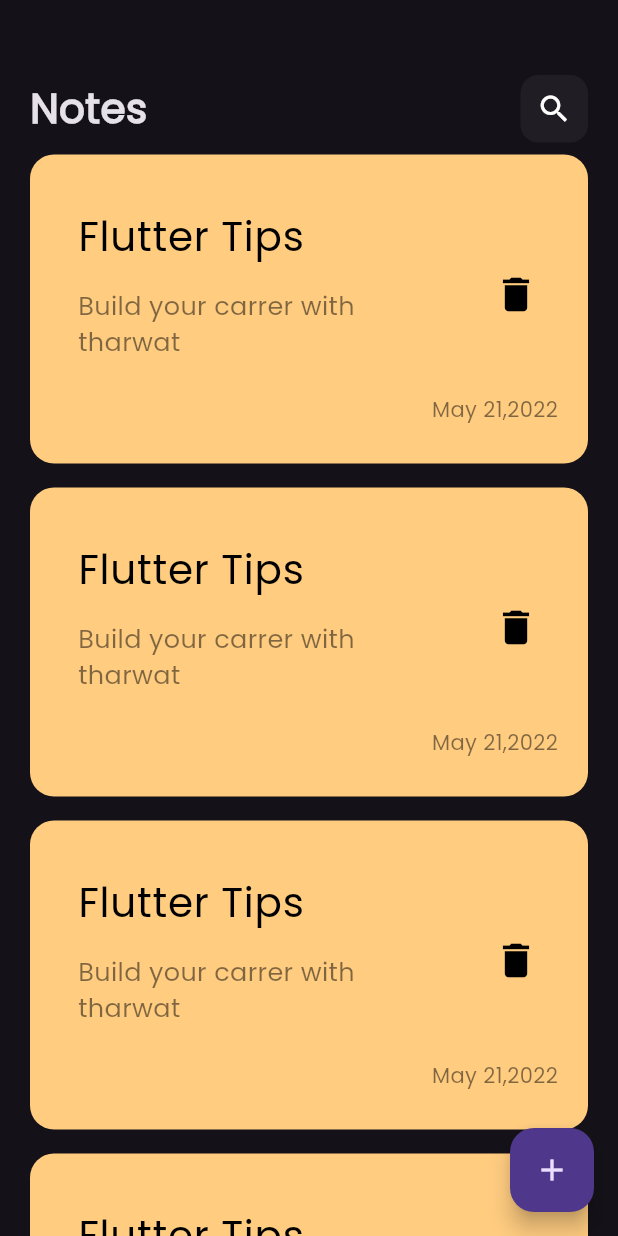
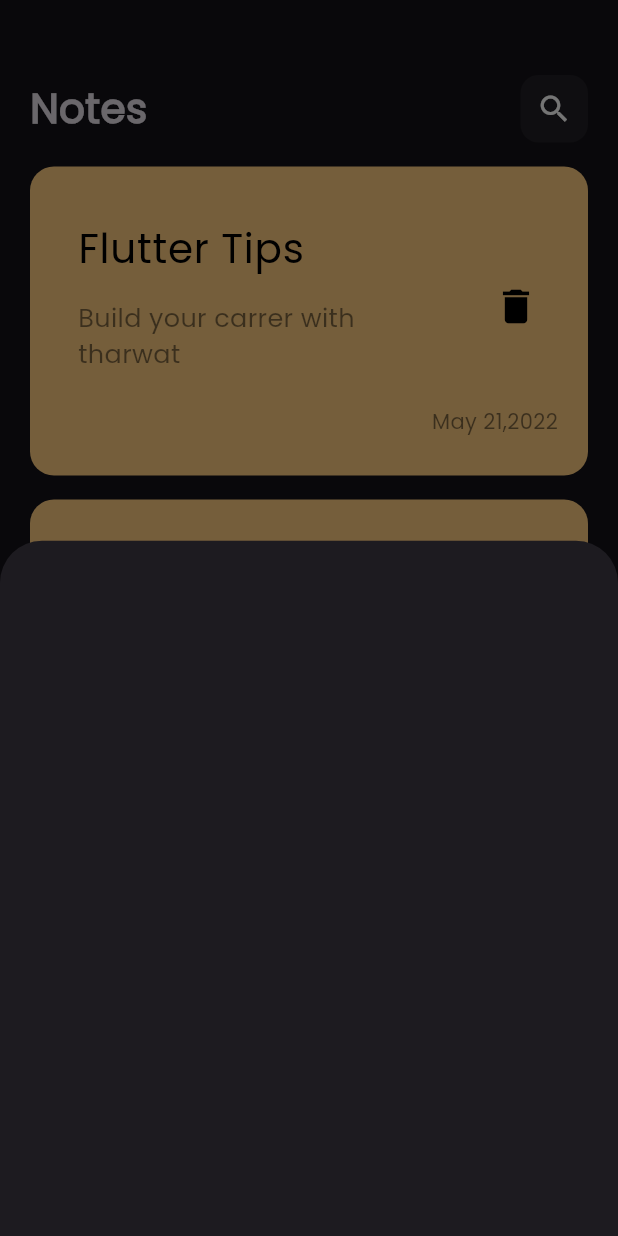
Before and after one commit to mostafaelsayed015542-afk/notes_app, a Flutter app: the screen it shows after launch, after a tap on the "add" icon, on a phone screen of 412 x 824 dp. Run offline on Flutter 3.47's test engine with Material 3 defaults, Android fonts, the phone set to English and light mode, and no system bars.

Commit message:
add borderradius to floatingActionButton

```diff
--- a/lib/screens/home_page.dart
+++ b/lib/screens/home_page.dart
@@ -1,4 +1,5 @@
 import 'package:flutter/material.dart';
+import 'package:notes_app/widgets/add_node_bottomsheet.dart';
 import 'package:notes_app/widgets/notes_view_body.dart';
 
 class HomePage extends StatelessWidget {
@@ -7,7 +8,18 @@ class HomePage extends StatelessWidget {
   @override
   Widget build(BuildContext context) {
     return Scaffold(
-      floatingActionButton: FloatingActionButton(onPressed: () {},child: Icon(Icons.add),),
+      floatingActionButton: FloatingActionButton(
+        shape: RoundedRectangleBorder(borderRadius: BorderRadius.circular(16)),
+        onPressed: () {
+          showModalBottomSheet(
+            context: context,
+            builder: (cotext) {
+              return AddNodeBottomsheet();
+            },
+          );
+        },
+        child: Icon(Icons.add),
+      ),
       body: NotesViewBody(),
     );
   }
--- /dev/null
+++ b/lib/widgets/add_node_bottomsheet.dart
@@ -0,0 +1,10 @@
+import 'package:flutter/material.dart';
+
+class AddNodeBottomsheet extends StatelessWidget {
+  const AddNodeBottomsheet({super.key});
+
+  @override
+  Widget build(BuildContext context) {
+    return Container();
+  }
+}
--- a/lib/widgets/notes_listview.dart
+++ b/lib/widgets/notes_listview.dart
@@ -7,7 +7,9 @@ class NotesListview extends StatelessWidget {
   @override
   Widget build(BuildContext context) {
     return  ListView.builder(
+              padding: EdgeInsets.all(0),
               itemBuilder: (context, index) {
+
                 return Padding(
                   padding: const EdgeInsets.symmetric(vertical: 8.0),
                   child: NodeItem(),
--- a/lib/widgets/notes_view_body.dart
+++ b/lib/widgets/notes_view_body.dart
@@ -14,7 +14,7 @@ class NotesViewBody extends StatelessWidget {
         children: [
           SizedBox(height: 50),
           CostumAppbar(),
-
+          SizedBox(height: 8,),
           Expanded(
             child:NotesListview(),
           ),
```
